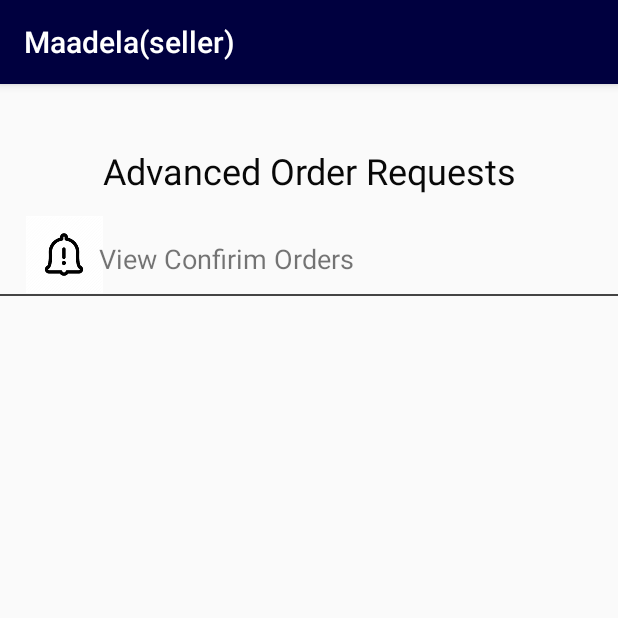
After one commit to HDLLakshan/MaadelaSeller, an Android app: the ShowOrders screen opened directly, with no data from a screen before it, on a phone screen of 412 x 824 dp, the top half of it. The commit adds this screen. Run offline under Robolectric (Android 15) with nearby library versions, the light colour scheme and no system bars; our stand-ins replace Firebase (no records; nobody signed in at launch, a user with empty details on screens opened directly).

Commit message:
Advanced order function is added...

```diff
--- a/app/src/main/AndroidManifest.xml
+++ b/app/src/main/AndroidManifest.xml
@@ -9,7 +9,9 @@
         android:roundIcon="@mipmap/ic_launcher_round"
         android:supportsRtl="true"
         android:theme="@style/AppTheme">
-        <activity android:name=".UpdateLocation"></activity>
+        <activity android:name=".ShowOrders"></activity>
+        <activity android:name=".OrderRequestNotification" />
+        <activity android:name=".UpdateLocation" />
         <activity android:name=".Profile" />
         <activity android:name=".setLocation" />
         <activity android:name=".Lgin" />
--- a/app/src/main/java/com/example/maadelaseller/MyShop.java
+++ b/app/src/main/java/com/example/maadelaseller/MyShop.java
@@ -247,5 +247,9 @@ public class MyShop extends Activity {
         cusdialog.show();
     }
 
+    public void viewCustomerOrders(View view){
+        Intent intent = new Intent(MyShop.this,ShowOrders.class );
+        startActivity( intent );
+    }
 
 }
--- /dev/null
+++ b/app/src/main/java/com/example/maadelaseller/OrderList.java
@@ -0,0 +1,60 @@
+package com.example.maadelaseller;
+
+import android.app.Activity;
+import android.view.LayoutInflater;
+import android.view.View;
+import android.view.ViewGroup;
+import android.widget.ArrayAdapter;
+import android.widget.TextView;
+
+import androidx.annotation.NonNull;
+
+import java.util.List;
+
+public class OrderList extends ArrayAdapter<OrderClass> {
+
+
+    private Activity context;
+    private List<OrderClass> orderList;
+
+    public OrderList(Activity context , List<OrderClass> orderList){
+        super(context ,R.layout.order_list,orderList );
+        this.context = context;
+        this.orderList = orderList;
+    }
+
+    @NonNull
+    @Override
+    public View getView(int position, View convertView, ViewGroup parent) {
+
+        LayoutInflater inflater = context.getLayoutInflater();
+
+        View orderListview = inflater.inflate(R.layout.order_list,null,true);
+
+
+        TextView fishtype = orderListview.findViewById(R.id.type);
+        TextView custname = orderListview.findViewById(R.id.cname);
+        TextView amount = orderListview.findViewById(R.id.amount);
+        TextView date = orderListview.findViewById(R.id.date);
+
+        TextView statuso = orderListview.findViewById(R.id.statusord);
+
+        OrderClass orderClass = orderList.get(position);
+
+
+
+
+
+        fishtype.setText("  Fish Type : "+orderClass.getType());
+        custname.setText(" Customer Name : "+orderClass.getCustomerName());
+        amount.setText("  Amount : "+new Double(orderClass.getAmount()).toString()+ "Kg");
+        date.setText("  Date Wanted : "+orderClass.getDate());
+        statuso.setText("  Status : "+orderClass.getStatus());
+
+
+
+        return orderListview;
+    }
+
+
+}
--- /dev/null
+++ b/app/src/main/java/com/example/maadelaseller/ShowOrders.java
@@ -0,0 +1,136 @@
+package com.example.maadelaseller;
+
+import androidx.annotation.NonNull;
+import androidx.appcompat.app.AppCompatActivity;
+
+import android.app.AlertDialog;
+import android.content.DialogInterface;
+import android.content.Intent;
+import android.graphics.Color;
+import android.os.Bundle;
+import android.view.View;
+import android.widget.AdapterView;
+import android.widget.ArrayAdapter;
+import android.widget.Button;
+import android.widget.ListView;
+import android.widget.Toast;
+
+import com.google.firebase.database.DataSnapshot;
+import com.google.firebase.database.DatabaseError;
+import com.google.firebase.database.DatabaseReference;
+import com.google.firebase.database.FirebaseDatabase;
+import com.google.firebase.database.ValueEventListener;
+
+import java.util.ArrayList;
+import java.util.List;
+
+public class ShowOrders extends AppCompatActivity {
+    DatabaseReference databaseOrder;
+    ListView listVieworders;
+    List<OrderClass> olist;
+    DatabaseReference odbr;
+    String name;
+
+    @Override
+    protected void onCreate(Bundle savedInstanceState) {
+        super.onCreate(savedInstanceState);
+        setContentView(R.layout.activity_show_orders);
+
+        databaseOrder = FirebaseDatabase.getInstance().getReference("OrderClass");
+
+        listVieworders = (ListView) findViewById(R.id.orderlistshow);
+
+        olist = new ArrayList<>();
+        name="FreshFish";
+
+
+        databaseOrder.addValueEventListener(new ValueEventListener() {
+            @Override
+            public void onDataChange(@NonNull DataSnapshot dataSnapshot) {
+                olist.clear();
+                for(DataSnapshot order : dataSnapshot.getChildren()){
+                    OrderClass ordclass = order.getValue(OrderClass.class);
+                    if(ordclass.getStatus().equals("Pending"))
+                        olist.add(ordclass);
+                }
+                ArrayAdapter adapter = new OrderList(ShowOrders.this,olist);
+                listVieworders.setAdapter(adapter);
+
+                listVieworders.setOnItemClickListener( new AdapterView.OnItemClickListener() {
+
+                    @Override
+                    public void onItemClick(AdapterView<?> adapterView, View view, int i, long l) {
+                        System.out.println("dfsfsd");
+                        //  Toast.makeText(getApplicationContext(),fishlist.get( i ).getFishname(),Toast.LENGTH_LONG ).show();
+                        sendMessage(i);
+
+                    }
+                } );
+            }
+
+            @Override
+            public void onCancelled(@NonNull DatabaseError databaseError) {
+
+            }
+        });
+    }
+
+    public void sendMessage(int i){
+        final int j = i;
+
+        AlertDialog.Builder builder = new AlertDialog.Builder(this);
+
+        builder.setTitle("Accept or reject request ");
+        builder.setCancelable(false);
+        builder.setPositiveButton( "Accept", new DialogInterface.OnClickListener() {
+            @Override
+            public void onClick(DialogInterface dialogInterface, int i) {
+                updateasconfrim(j);
+            }
+        } ).setNegativeButton( "Reject", new DialogInterface.OnClickListener() {
+            @Override
+            public void onClick(DialogInterface dialogInterface, int i) {
+
+
+            }
+        } );
+        AlertDialog alertDialog = builder.create();
+        alertDialog.setCanceledOnTouchOutside( true );
+        alertDialog.show();
+        Button nbutton = alertDialog.getButton(DialogInterface.BUTTON_NEGATIVE);
+        nbutton.setTextColor(Color.BLACK);
+        Button pbutton = alertDialog.getButton(DialogInterface.BUTTON_POSITIVE);
+        pbutton.setTextColor( Color.BLACK);
+
+    }
+
+
+
+    public void updateasconfrim(final int i){
+
+        DatabaseReference uprefs = FirebaseDatabase.getInstance().getReference().child("OrderClass");
+        uprefs.addListenerForSingleValueEvent( new ValueEventListener() {
+            @Override
+            public void onDataChange(@NonNull DataSnapshot dataSnapshot) {
+                if(dataSnapshot.hasChild(olist.get(i).getId())) {
+                    olist.get(i).setSellerName(name);
+                    olist.get(i).setStatus("Confirmed");
+                    odbr = FirebaseDatabase.getInstance().getReference().child("OrderClass").child(olist.get(i).getId());
+                    odbr.setValue(olist.get(i));
+                    Toast.makeText(getApplicationContext(), "Update Succesfull As Confirmed", Toast.LENGTH_SHORT).show();
+                }
+            }
+
+            @Override
+            public void onCancelled(@NonNull DatabaseError databaseError) {
+
+            }
+        } );
+
+    }
+
+    public void ViewConfirmOrderss(View view){
+        Intent intent = new Intent( ShowOrders.this,OrderRequestNotification.class );
+        startActivity( intent );
+    }
+}
--- a/app/src/main/res/layout/activity_selling_fish_item.xml
+++ b/app/src/main/res/layout/activity_selling_fish_item.xml
@@ -90,12 +90,12 @@
 
     <ImageButton
         android:id="@+id/imageButton2"
-        android:layout_width="39dp"
-        android:layout_height="43dp"
+        android:layout_width="40dp"
+        android:layout_height="34dp"
         android:src="@drawable/offical"
         app:layout_constraintBottom_toBottomOf="parent"
         app:layout_constraintEnd_toEndOf="parent"
-        app:layout_constraintHorizontal_bias="0.096"
+        app:layout_constraintHorizontal_bias="0.078"
         app:layout_constraintStart_toStartOf="parent"
         app:layout_constraintTop_toTopOf="parent"
         app:layout_constraintVertical_bias="0.037" />
--- /dev/null
+++ b/app/src/main/res/layout/activity_show_orders.xml
@@ -0,0 +1,71 @@
+<?xml version="1.0" encoding="utf-8"?>
+<androidx.constraintlayout.widget.ConstraintLayout xmlns:android="http://schemas.android.com/apk/res/android"
+    xmlns:app="http://schemas.android.com/apk/res-auto"
+    xmlns:tools="http://schemas.android.com/tools"
+    android:layout_width="match_parent"
+    android:layout_height="match_parent"
+    tools:context=".ShowOrders">
+
+
+    <TextView
+        android:id="@+id/textView4"
+        android:layout_width="343dp"
+        android:layout_height="59dp"
+        android:layout_marginTop="28dp"
+        android:gravity="center"
+        android:text="Advanced Order Requests"
+        android:textColor="#080808"
+        android:textSize="24sp"
+        app:layout_constraintEnd_toEndOf="parent"
+        app:layout_constraintStart_toStartOf="parent"
+        app:layout_constraintTop_toTopOf="parent" />
+
+    <ListView
+        android:id="@+id/orderlistshow"
+        android:layout_width="387dp"
+        android:layout_height="570dp"
+        android:layout_marginTop="156dp"
+        app:layout_constraintBottom_toBottomOf="parent"
+        app:layout_constraintEnd_toEndOf="parent"
+        app:layout_constraintStart_toStartOf="parent"
+        app:layout_constraintTop_toTopOf="parent">
+
+
+
+    </ListView>
+
+    <ImageView
+        android:id="@+id/imageView2"
+        android:layout_width="61dp"
+        android:layout_height="51dp"
+        android:layout_marginTop="88dp"
+        android:onClick="ViewConfirmOrderss"
+        android:src="@drawable/notifys"
+        app:layout_constraintEnd_toEndOf="parent"
+        app:layout_constraintHorizontal_bias="0.034"
+        app:layout_constraintStart_toStartOf="parent"
+        app:layout_constraintTop_toTopOf="parent" />
+
+    <TableRow
+        android:id="@+id/hr"
+        android:layout_width="match_parent"
+        android:layout_height="1dp"
+        android:layout_marginTop="140dp"
+        android:background="#444"
+        app:layout_constraintTop_toTopOf="parent"
+        tools:layout_editor_absoluteX="0dp"></TableRow>
+
+    <TextView
+        android:id="@+id/textView5"
+        android:layout_width="243dp"
+        android:layout_height="33dp"
+        android:layout_marginTop="104dp"
+        android:text="View Confirim Orders"
+        android:onClick="ViewConfirmOrderss"
+        android:textSize="18sp"
+        app:layout_constraintEnd_toEndOf="parent"
+        app:layout_constraintHorizontal_bias="0.392"
+        app:layout_constraintStart_toStartOf="parent"
+        app:layout_constraintTop_toTopOf="parent" />
+
+</androidx.constraintlayout.widget.ConstraintLayout>
```
Also changed, not shown: app/src/main/java/com/example/maadelaseller/OrderClass.java (added, +86 -0 lines), app/src/main/java/com/example/maadelaseller/OrderRequestNotification.java (added, +137 -0 lines), app/src/main/res/layout/activity_my_shop.xml (+6 -5 lines), app/src/main/res/layout/activity_order_request_notification.xml (added, +31 -0 lines), app/src/main/res/layout/order_list.xml (added, +74 -0 lines), app/src/main/res/drawable/bells.png (added), app/src/main/res/drawable/notifys.png (added).
